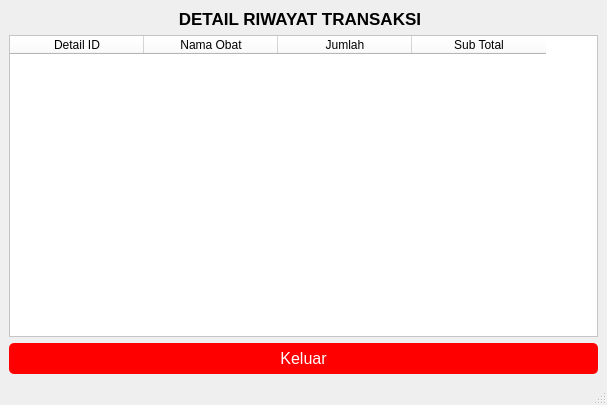
RN-1986/Aplikasi-apotek, file frontend/detailRiwayatTransaksi.ui: the form before one commit.
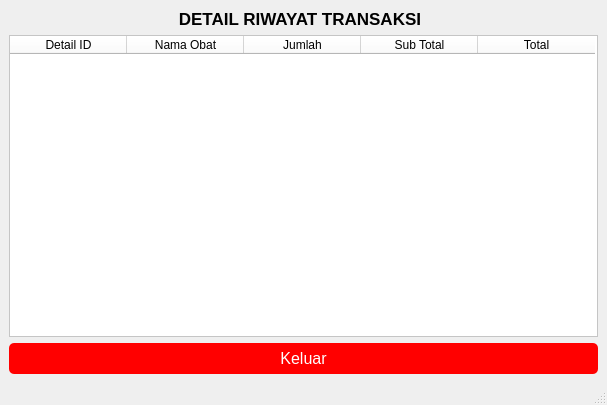
The form after the commit.

```diff
--- a/frontend/detailRiwayatTransaksi.ui
+++ b/frontend/detailRiwayatTransaksi.ui
@@ -37,7 +37,7 @@
        <string notr="true">background-color: rgb(255, 255, 255);</string>
       </property>
       <attribute name="horizontalHeaderDefaultSectionSize">
-       <number>134</number>
+       <number>117</number>
       </attribute>
       <column>
        <property name="text">
@@ -59,6 +59,11 @@
         <string>Sub Total</string>
        </property>
       </column>
+      <column>
+       <property name="text">
+        <string>Total</string>
+       </property>
+      </column>
      </widget>
     </item>
     <item>
```
